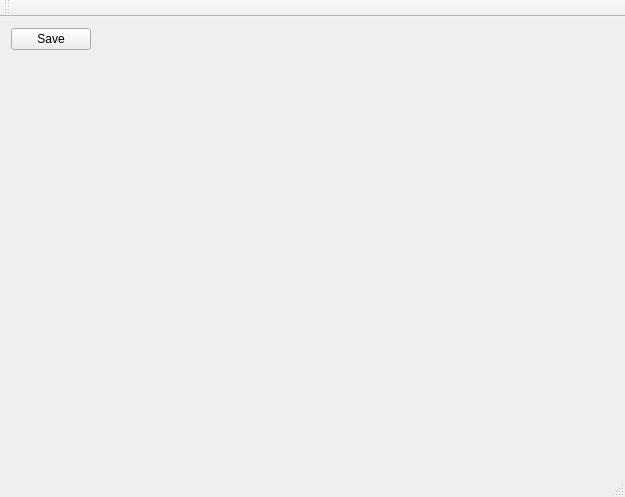
Raabeschule/fractal, file mainwindow.ui: the form before one commit.
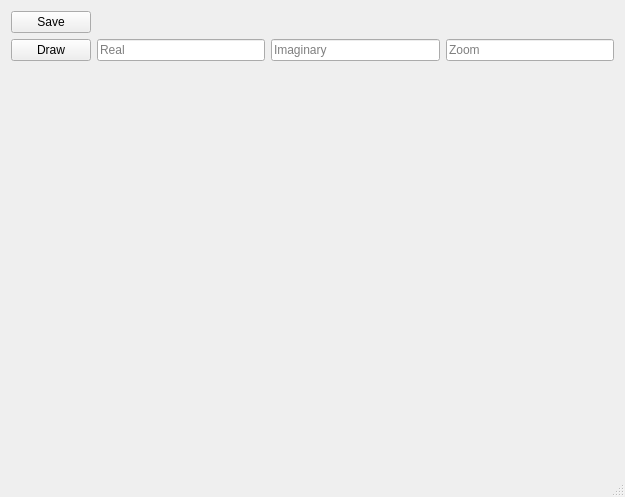
The form after the commit.

Commit message: Added Settings, Moved to function

Diff of the .ui file:
```diff
--- a/mainwindow.ui
+++ b/mainwindow.ui
@@ -24,6 +24,9 @@
     </item>
     <item row="0" column="0">
      <layout class="QFormLayout" name="formLayout">
+      <property name="fieldGrowthPolicy">
+       <enum>QFormLayout::AllNonFixedFieldsGrow</enum>
+      </property>
       <item row="0" column="0">
        <widget class="QPushButton" name="pushButton">
         <property name="text">
@@ -31,29 +34,56 @@
         </property>
        </widget>
       </item>
+      <item row="1" column="0">
+       <widget class="QPushButton" name="drawButton">
+        <property name="text">
+         <string>Draw</string>
+        </property>
+       </widget>
+      </item>
+      <item row="1" column="1">
+       <layout class="QHBoxLayout" name="horizontalLayout">
+        <item>
+         <widget class="QLineEdit" name="realEdit">
+          <property name="placeholderText">
+           <string>Real</string>
+          </property>
+         </widget>
+        </item>
+        <item>
+         <widget class="QLineEdit" name="imagEdit">
+          <property name="placeholderText">
+           <string>Imaginary</string>
+          </property>
+          <property name="clearButtonEnabled">
+           <bool>false</bool>
+          </property>
+         </widget>
+        </item>
+        <item>
+         <widget class="QLineEdit" name="zoomEdit">
+          <property name="placeholderText">
+           <string>Zoom</string>
+          </property>
+         </widget>
+        </item>
+       </layout>
+      </item>
      </layout>
     </item>
    </layout>
   </widget>
+  <widget class="QStatusBar" name="statusBar"/>
   <widget class="QMenuBar" name="menuBar">
    <property name="geometry">
     <rect>
      <x>0</x>
      <y>0</y>
      <width>625</width>
-     <height>22</height>
+     <height>25</height>
     </rect>
    </property>
   </widget>
-  <widget class="QToolBar" name="mainToolBar">
-   <attribute name="toolBarArea">
-    <enum>TopToolBarArea</enum>
-   </attribute>
-   <attribute name="toolBarBreak">
-    <bool>false</bool>
-   </attribute>
-  </widget>
-  <widget class="QStatusBar" name="statusBar"/>
  </widget>
  <layoutdefault spacing="6" margin="11"/>
  <resources/>
```
The commit also changes 2 other files.
